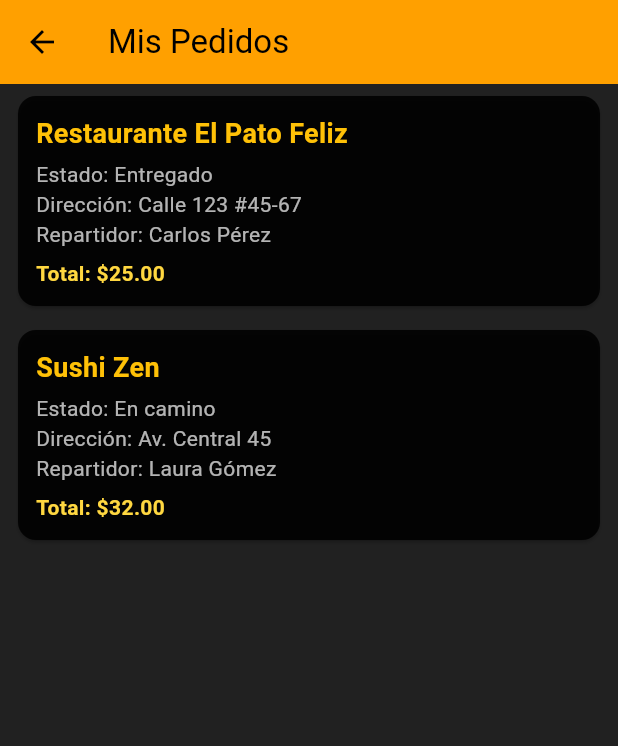
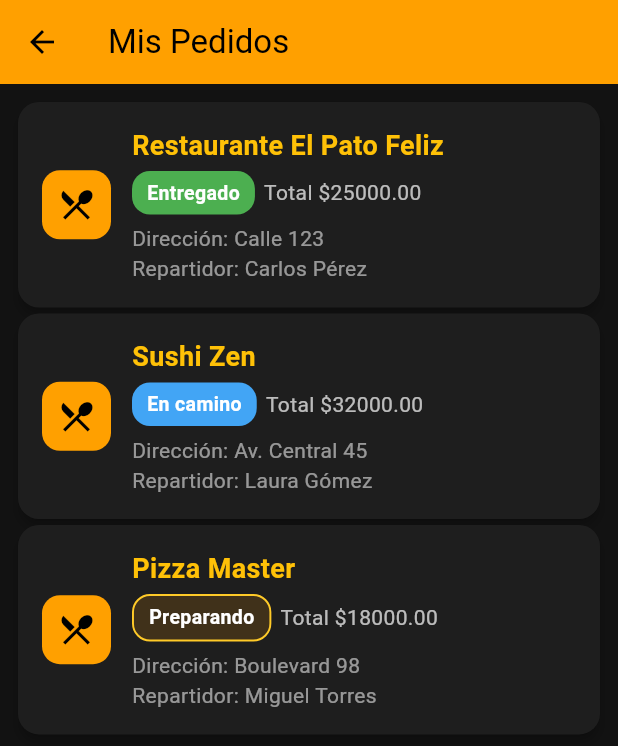
Before and after one commit to sofi-gomez/pato-delivery-final, a Flutter app: the PedidosScreen screen opened directly, on a phone screen of 412 x 824 dp. Shown: the top 746 px of the screen. Run offline on Flutter 3.47's test engine with Material 3 defaults, Android fonts, the phone set to English and light mode, and no system bars; our stand-ins replace equatable, firebase_auth, firebase_core, flutter_bloc; accounts and stored records are empty.

Commit message:
Mejora en pantalla de pedidos

```diff
--- a/lib/bloc/pedidos/pedidos_bloc.dart
+++ b/lib/bloc/pedidos/pedidos_bloc.dart
@@ -14,6 +14,7 @@ class PedidosBloc extends Bloc<PedidosEvent, PedidosState> {
       CargarPedidos event, Emitter<PedidosState> emit) async {
     emit(PedidosCargando());
 
+
     try {
       final pedidos = await _pedidosRepository.obtenerPedidos();
       emit(PedidosCargados(pedidos));
@@ -21,4 +22,5 @@ class PedidosBloc extends Bloc<PedidosEvent, PedidosState> {
       emit(PedidosError('Error al cargar los pedidos'));
     }
   }
+
 }
--- a/lib/pedidos_screen.dart
+++ b/lib/pedidos_screen.dart
@@ -2,6 +2,7 @@ import 'package:flutter/material.dart';
 import 'package:flutter_bloc/flutter_bloc.dart';
 import 'package:pato_delivery_final/bloc/pedidos/pedidos_bloc.dart';
 import 'package:pato_delivery_final/bloc/pedidos/pedidos_state.dart';
+import 'package:pato_delivery_final/bloc/pedidos/pedidos_event.dart';
 import 'package:pato_delivery_final/models/pedido_model.dart';
 
 class PedidosScreen extends StatelessWidget {
@@ -9,33 +10,41 @@ class PedidosScreen extends StatelessWidget {
 
   @override
   Widget build(BuildContext context) {
+    // ← IMPORTANTE: dispara la carga de pedidos al abrir la pantalla
+    context.read<PedidosBloc>().add(CargarPedidos());
+
     return Scaffold(
+      backgroundColor: const Color(0xFF121212),
       appBar: AppBar(
         title: const Text('Mis Pedidos'),
         backgroundColor: Colors.amber[700],
         foregroundColor: Colors.black,
       ),
-      body: BlocBuilder<PedidosBloc, PedidosState>(
+
+      body: RefreshIndicator(
+        onRefresh: () async {
+          context.read<PedidosBloc>().add(CargarPedidos());
+        },
+        child: BlocBuilder<PedidosBloc, PedidosState>(
           builder: (context, state) {
             if (state is PedidosCargando || state is PedidosInicial) {
               return const Center(child: CircularProgressIndicator());
-          } else if (state is PedidosCargados) {
+            }
+            else if (state is PedidosCargados) {
               if (state.pedidos.isEmpty) {
-              return const Center(
-                child: Text(
-                  'Todavía no registras pedidos.',
-                  style: TextStyle(color: Colors.white70),
-                ),
+                return _buildEmptyView();
+              }
+              return ListView.separated(
+                padding: const EdgeInsets.symmetric(vertical: 12),
+                itemCount: state.pedidos.length,
+                separatorBuilder: (context, _) => const SizedBox(height: 4),
+                itemBuilder: (context, index) {
+                  final pedido = state.pedidos[index];
+                  return _buildPedidoCard(context, pedido);
+                },
               );
             }
-            return ListView.builder(
-              itemCount: state.pedidos.length,
-              itemBuilder: (context, index) {
-                final pedido = state.pedidos[index];
-                return _buildPedidoCard(pedido);
-              },
-            );
-          } else if (state is PedidosError) {
+            else if (state is PedidosError) {
               return Center(
                 child: Padding(
                   padding: const EdgeInsets.all(16),
@@ -50,30 +59,137 @@ class PedidosScreen extends StatelessWidget {
             return const SizedBox();
           },
         ),
+      ),
     );
   }
 
-  Widget _buildPedidoCard(Pedido pedido) {
-    return Card(
-      color: Colors.black87,
-      margin: const EdgeInsets.symmetric(horizontal: 12, vertical: 8),
-      shape: RoundedRectangleBorder(borderRadius: BorderRadius.circular(12)),
+  Widget _buildEmptyView() {
+    return Center(
+      child: Column(
+        mainAxisAlignment: MainAxisAlignment.center,
+        children: const [
+          Icon(Icons.shopping_bag_outlined, color: Colors.white38, size: 80),
+          SizedBox(height: 12),
+          Text(
+            'Todavía no registras pedidos.',
+            style: TextStyle(color: Colors.white70, fontSize: 16),
+          ),
+        ],
+      ),
+    );
+  }
+
+  Widget _buildPedidoCard(BuildContext context, Pedido pedido) {
+    return AnimatedOpacity(
+      opacity: 1,
+      duration: const Duration(milliseconds: 300),
+      child: GestureDetector(
+        onTap: () {},
+        child: Card(
+          color: const Color(0xFF1E1E1E),
+          margin: const EdgeInsets.symmetric(horizontal: 12),
+          shape: RoundedRectangleBorder(
+            borderRadius: BorderRadius.circular(14),
+          ),
+          elevation: 3,
           child: Padding(
-        padding: const EdgeInsets.all(12),
+            padding: const EdgeInsets.all(16),
+            child: Row(
+              children: [
+                Container(
+                  padding: const EdgeInsets.all(10),
+                  decoration: BoxDecoration(
+                    color: Colors.amber[700],
+                    borderRadius: BorderRadius.circular(12),
+                  ),
+                  child: const Icon(Icons.restaurant_menu, color: Colors.black, size: 26),
+                ),
+
+                const SizedBox(width: 14),
+
+                Expanded(
                   child: Column(
                     crossAxisAlignment: CrossAxisAlignment.start,
                     children: [
-            Text(pedido.restaurante,
+                      Text(
+                        pedido.restaurante,
                         style: const TextStyle(
-                    color: Colors.amber, fontWeight: FontWeight.bold, fontSize: 18)),
+                          color: Colors.amber,
+                          fontSize: 18,
+                          fontWeight: FontWeight.bold,
+                        ),
+                      ),
+
                       const SizedBox(height: 4),
-            Text('Estado: ${pedido.estado}', style: const TextStyle(color: Colors.white70)),
-            Text('Dirección: ${pedido.direccion}', style: const TextStyle(color: Colors.white70)),
-            Text('Repartidor: ${pedido.repartidor}', style: const TextStyle(color: Colors.white70)),
+
+                      Row(
+                        children: [
+                          _buildEstadoBadge(pedido.estado),
+                          const SizedBox(width: 6),
+                          Text(
+                            'Total \$${pedido.total.toStringAsFixed(2)}',
+                            style: const TextStyle(color: Colors.white70),
+                          )
+                        ],
+                      ),
+
                       const SizedBox(height: 6),
-            Text('Total: \$${pedido.total.toStringAsFixed(2)}',
-                style: const TextStyle(color: Colors.amberAccent, fontWeight: FontWeight.w600)),
+
+                      Text('Dirección: ${pedido.direccion}',
+                          style: const TextStyle(color: Colors.white54)),
+                      Text('Repartidor: ${pedido.repartidor}',
+                          style: const TextStyle(color: Colors.white54)),
                     ],
+                  ),
+                ),
+              ],
+            ),
+          ),
+        ),
+      ),
+    );
+  }
+
+  Widget _buildEstadoBadge(String estado) {
+    late Color bgColor;
+    late Color textColor;
+
+    switch (estado.toLowerCase()) {
+      case 'entregado':
+        bgColor = const Color(0xFF4CAF50); // Verde moderno
+        textColor = Colors.white;
+        break;
+
+      case 'en camino':
+        bgColor = const Color(0xFF42A5F5); // Azul cielo
+        textColor = Colors.white;
+        break;
+
+      case 'preparando':
+        bgColor = Colors.amber[700]!.withOpacity(0.15); // Fondo claro ámbar
+        textColor = Colors.white;
+        break;
+
+      default:
+        bgColor = Colors.grey[700]!;
+        textColor = Colors.white;
+    }
+
+    return Container(
+      padding: const EdgeInsets.symmetric(horizontal: 10, vertical: 5),
+      decoration: BoxDecoration(
+        color: bgColor,
+        borderRadius: BorderRadius.circular(12),
+        border: estado.toLowerCase() == 'preparando'
+            ? Border.all(color: Colors.amber[400]!, width: 1.3)
+            : null,
+      ),
+      child: Text(
+        estado,
+        style: TextStyle(
+          color: textColor,
+          fontSize: 13,
+          fontWeight: FontWeight.bold,
         ),
       ),
     );
--- a/lib/perfil_screen.dart
+++ b/lib/perfil_screen.dart
@@ -61,7 +61,7 @@ class _PerfilScreenState extends State<PerfilScreen> {
   @override
   Widget build(BuildContext context) {
     return Scaffold(
-      backgroundColor: const Color(0xff1A1A1A), // negro suave
+      backgroundColor: const Color(0xff0d0d0d),
       appBar: AppBar(
         title: const Text("Mi Perfil",
             style: TextStyle(fontWeight: FontWeight.bold, color: Colors.white)),
@@ -97,7 +97,7 @@ class _PerfilScreenState extends State<PerfilScreen> {
                 //foto de perfil
                 CircleAvatar(
                   radius: 60,
-                  backgroundColor: Colors.amber.shade600,
+                  backgroundColor: Colors.amber.shade200,
                   backgroundImage:
                   foto != null ? NetworkImage(foto) : null,
                   child: foto == null
--- a/lib/repositories/pedidos_repository.dart
+++ b/lib/repositories/pedidos_repository.dart
@@ -19,10 +19,10 @@ class PedidosRepository {
         restaurante: 'Restaurante El Pato Feliz',
         items: ['Hamburguesa', 'Papas Fritas', 'Gaseosa'],
         estado: 'Entregado',
-        direccion: 'Calle 123 #45-67',
+        direccion: 'Calle 123',
         repartidor: 'Carlos Pérez',
         calificacion: 4.8,
-        total: 25.0,
+        total: 25000.0,
       ),
       Pedido(
         id: '002',
@@ -32,7 +32,18 @@ class PedidosRepository {
         direccion: 'Av. Central 45',
         repartidor: 'Laura Gómez',
         calificacion: 4.5,
-        total: 32.0,
+        total: 32000.0,
+      ),
+
+      Pedido(
+        id: '003',
+        restaurante: 'Pizza Master',
+        items: ['Pizza Pepperoni', 'Coca-Cola'],
+        estado: 'Preparando',
+        direccion: 'Boulevard 98',
+        repartidor: 'Miguel Torres',
+        calificacion: 4.7,
+        total: 18000.0,
       ),
     ];
   }
```
Lines whose indentation alone changed are shown as unchanged.
